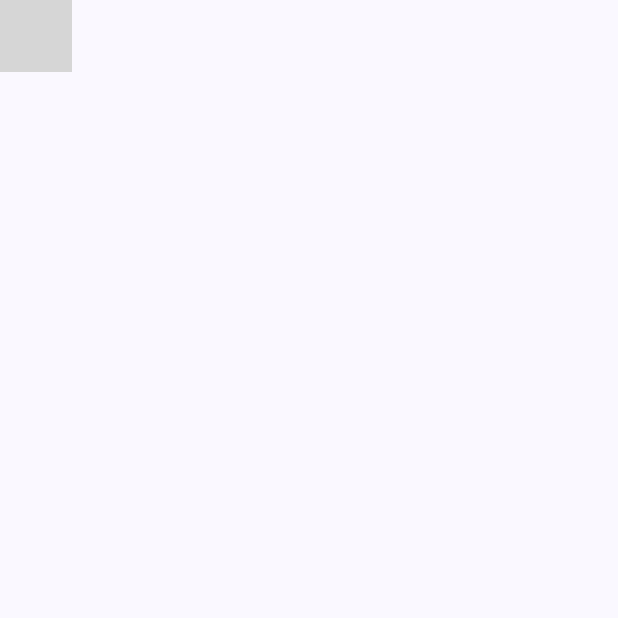
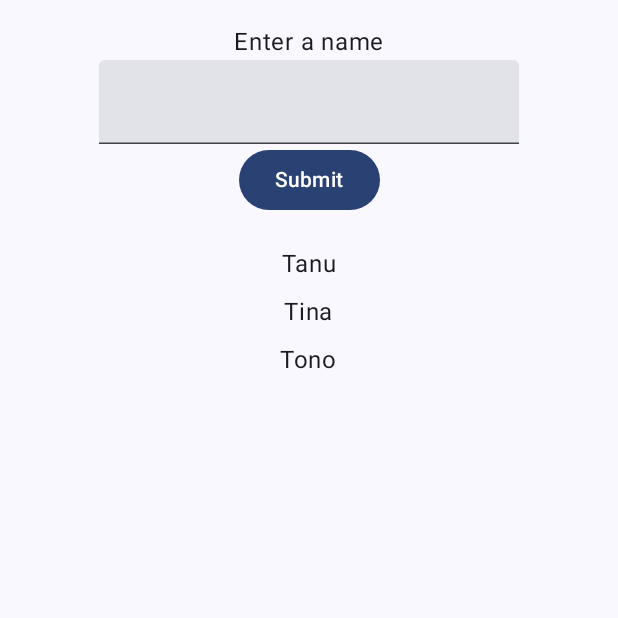
Before and after one commit to KWasteds/LAB_WEEK_09_77881, an Android app built with Jetpack Compose: the screen it shows after launch (MainActivity), on a phone screen of 412 x 824 dp, the top half of it. Run offline under Robolectric (Android 15) with nearby library versions, the phone set to English and light mode, and no system bars; grey boxes are pictures that could not be loaded.

Commit message:
Commit No. 1 – Building Jetpack Compose UI

```diff
--- a/app/src/main/java/com/example/lab_week_09_77881/MainActivity.kt
+++ b/app/src/main/java/com/example/lab_week_09_77881/MainActivity.kt
@@ -16,6 +16,15 @@ import androidx.compose.material3.MaterialTheme
 import androidx.compose.material3.Surface
 import androidx.compose.ui.res.stringResource
 import androidx.compose.foundation.layout.Column
+import androidx.compose.ui.Alignment
+import androidx.compose.ui.unit.dp
+import androidx.compose.foundation.lazy.LazyColumn
+import androidx.compose.material3.Button
+import androidx.compose.material3.TextField
+import androidx.compose.ui.text.input.KeyboardType
+import androidx.compose.foundation.text.KeyboardOptions
+import androidx.compose.foundation.lazy.items
+
 
 class MainActivity : ComponentActivity() {
     override fun onCreate(savedInstanceState: Bundle?) {
@@ -33,9 +42,72 @@ class MainActivity : ComponentActivity() {
                     // and set it as the color of the surface
                     color = MaterialTheme.colorScheme.background
                 ) {
+                    val list = listOf("Tanu", "Tina", "Tono")
                     //Here, we call the Home composable
-                    Home()
+                    Home(list)
                 }
+            }
+        }
+    }
+}
+
+@Composable
+fun Home(
+    //Here, we define a parameter called items
+    items: List<String>,
+) {
+    //Here, we use LazyColumn to lazily display a list of items horizontally
+    //LazyColumn is more efficient than Column
+    //because it only composes and lays out the currently visible items
+    //much like a RecyclerView
+    //You can also use LazyRow to lazily display a list of items horizontally
+    LazyColumn {
+        //Here, we use item to display an item inside the LazyColumn
+        item {
+            Column(
+                //Modifier.padding(16.dp) is used to add padding to the Column
+                //You can also use Modifier.padding(horizontal = 16.dp, vertical = 8.dp)
+                //to add padding horizontally and vertically
+                //or Modifier.padding(start = 16.dp, top = 8.dp, end = 16.dp, bottom = 8.dp)
+                //to add padding to each side
+                modifier = Modifier.padding(16.dp).fillMaxSize(),
+                //Alignment.CenterHorizontally is used to align the Column horizontally
+                //You can also use verticalArrangement = Arrangement.Center to align the Column vertically
+                horizontalAlignment = Alignment.CenterHorizontally
+            ) {
+                Text(text = stringResource(
+                    id = R.string.enter_item)
+                )
+                //Here, we use TextField to display a text input field
+                TextField(
+                    //Set the value of the input field
+                    value = "",
+                    //Set the keyboard type of the input field
+                    keyboardOptions = KeyboardOptions(
+                        keyboardType = KeyboardType.Number
+                    ),
+                    //Set what happens when the value of the input field changes
+                        onValueChange = {
+                    }
+                )
+                //Here, we use Button to display a button
+                //the onClick parameter is used to set what happens when the button is clicked
+                Button(onClick = { }) {
+                    //Set the text of the button
+                    Text(text = stringResource(
+                        id = R.string.button_click)
+                    )
+                }
+            }
+        }
+        //Here, we use items to display a list of items inside the LazyColumn
+        //This is the RecyclerView replacement
+        items(items) { item ->
+            Column(
+                modifier = Modifier.padding(vertical = 4.dp).fillMaxSize(),
+                horizontalAlignment = Alignment.CenterHorizontally
+            ) {
+                Text(text = item)
             }
         }
     }
@@ -43,15 +115,6 @@ class MainActivity : ComponentActivity() {
 
 @Preview(showBackground = true)
 @Composable
-fun Home() {
-    //Here, we use Column to display a list of items vertically
-    //You can also use Row to display a list of items horizontally
-    Column {
-        //Here, we use Text to display a text
-        Text(
-            //We use stringResource to get the string from Strings.xml
-            //and set it as the text
-            text = stringResource(id = R.string.list_title)
-        )
-    }
+fun PreviewHome() {
+    Home(listOf("Tanu", "Tina", "Tono"))
 }
```
